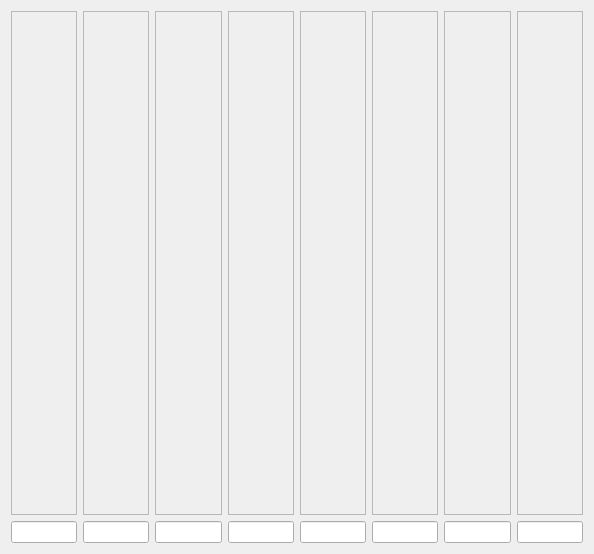
First picture: the form in freqlevels.ui, repository Megavolos/gerz, before the edit.
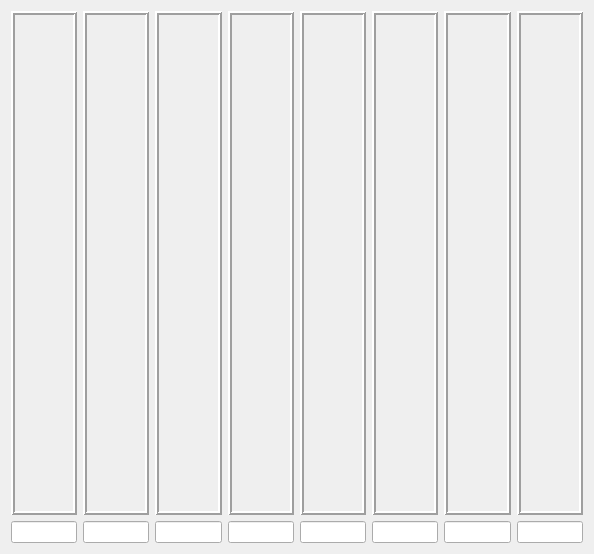
Second picture: the form after the edit.

Commit message: Надо перевернуть отрисовку Recalc, и допилить остальное

Patch:
```diff
--- a/freqlevels.ui
+++ b/freqlevels.ui
@@ -23,21 +23,27 @@
    <item row="0" column="7">
     <widget class="QFrame" name="frame_7">
      <property name="frameShape">
-      <enum>QFrame::StyledPanel</enum>
+      <enum>QFrame::Box</enum>
      </property>
      <property name="frameShadow">
       <enum>QFrame::Raised</enum>
      </property>
+     <property name="lineWidth">
+      <number>2</number>
+     </property>
     </widget>
    </item>
    <item row="0" column="8">
     <widget class="QFrame" name="frame_8">
      <property name="frameShape">
-      <enum>QFrame::StyledPanel</enum>
+      <enum>QFrame::Box</enum>
      </property>
      <property name="frameShadow">
       <enum>QFrame::Raised</enum>
      </property>
+     <property name="lineWidth">
+      <number>2</number>
+     </property>
     </widget>
    </item>
    <item row="0" column="0">
@@ -46,61 +52,79 @@
       <bool>true</bool>
      </property>
      <property name="frameShape">
-      <enum>QFrame::StyledPanel</enum>
+      <enum>QFrame::Box</enum>
      </property>
      <property name="frameShadow">
       <enum>QFrame::Raised</enum>
      </property>
+     <property name="lineWidth">
+      <number>2</number>
+     </property>
     </widget>
    </item>
    <item row="0" column="2">
     <widget class="QFrame" name="frame_2">
      <property name="frameShape">
-      <enum>QFrame::StyledPanel</enum>
+      <enum>QFrame::Box</enum>
      </property>
      <property name="frameShadow">
       <enum>QFrame::Raised</enum>
      </property>
+     <property name="lineWidth">
+      <number>2</number>
+     </property>
     </widget>
    </item>
    <item row="0" column="5">
     <widget class="QFrame" name="frame_5">
      <property name="frameShape">
-      <enum>QFrame::StyledPanel</enum>
+      <enum>QFrame::Box</enum>
      </property>
      <property name="frameShadow">
       <enum>QFrame::Raised</enum>
      </property>
+     <property name="lineWidth">
+      <number>2</number>
+     </property>
     </widget>
    </item>
    <item row="0" column="4">
     <widget class="QFrame" name="frame_4">
      <property name="frameShape">
-      <enum>QFrame::StyledPanel</enum>
+      <enum>QFrame::Box</enum>
      </property>
      <property name="frameShadow">
       <enum>QFrame::Raised</enum>
      </property>
+     <property name="lineWidth">
+      <number>2</number>
+     </property>
     </widget>
    </item>
    <item row="0" column="6">
     <widget class="QFrame" name="frame_6">
      <property name="frameShape">
-      <enum>QFrame::StyledPanel</enum>
+      <enum>QFrame::Box</enum>
      </property>
      <property name="frameShadow">
       <enum>QFrame::Raised</enum>
      </property>
+     <property name="lineWidth">
+      <number>2</number>
+     </property>
     </widget>
    </item>
    <item row="0" column="3">
     <widget class="QFrame" name="frame_3">
      <property name="frameShape">
-      <enum>QFrame::StyledPanel</enum>
+      <enum>QFrame::Box</enum>
      </property>
      <property name="frameShadow">
       <enum>QFrame::Raised</enum>
      </property>
+     <property name="lineWidth">
+      <number>2</number>
+     </property>
     </widget>
    </item>
    <item row="1" column="2">
```
The commit also changes 1 other file.
